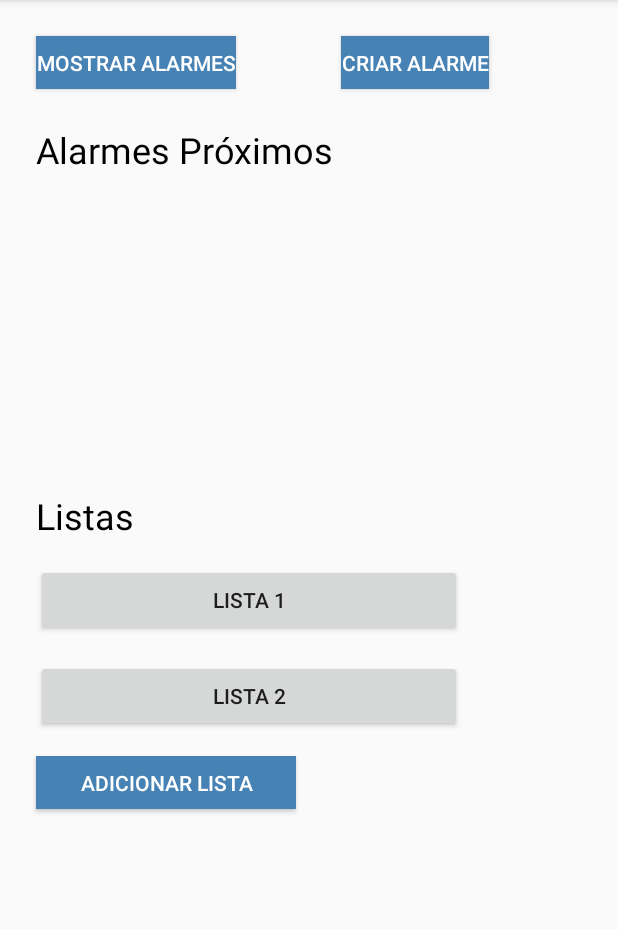
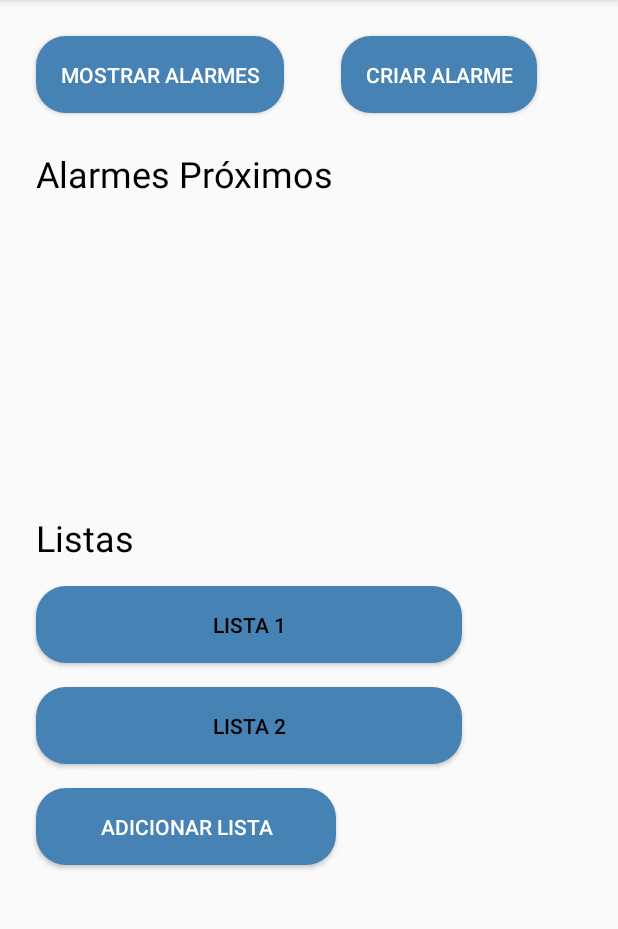
Before and after one commit to Miguel-Marmelete/IPC, an Android app: the screen it shows after launch (MainActivity), on a phone screen of 412 x 824 dp, the part 84-1013 px from its top. Run offline under Robolectric (Android 15) with nearby library versions, the phone set to English and light mode, and no system bars.

Commit message:
Buttons updated

```diff
--- a/TG2/RemindDo/app/src/main/java/com/example/reminddo/MainActivity.java
+++ b/TG2/RemindDo/app/src/main/java/com/example/reminddo/MainActivity.java
@@ -102,6 +102,11 @@ public class MainActivity extends AppCompatActivity {
         listaAlarmesView.clear();
     }
 
+    public void showAlarms(View view) {
+        deleteAlarmsTextView();
+        drawAlarms(listaAlarmes);
+    }
+
 
 
 
--- a/TG2/RemindDo/app/src/main/java/com/example/reminddo/ThirdActivity.java
+++ b/TG2/RemindDo/app/src/main/java/com/example/reminddo/ThirdActivity.java
@@ -53,13 +53,13 @@ public class ThirdActivity extends AppCompatActivity {
     }
     public void deleteAlarm(View view){
         AlertDialog.Builder builder = new AlertDialog.Builder(this);
-        builder.setTitle("Confirmation")
-                .setMessage("Are you sure you want to delete?")
-                .setPositiveButton("Yes", (dialog, which) -> {
+        builder.setTitle("Confirmação")
+                .setMessage("Deseja mesmo eliminar o Alarme?")
+                .setPositiveButton("Sim", (dialog, which) -> {
 
                     deleteItem();
                 })
-                .setNegativeButton("No", null)
+                .setNegativeButton("Não", null)
                 .show();
     }
 
--- /dev/null
+++ b/TG2/RemindDo/app/src/main/res/drawable/rounded_button.xml
@@ -0,0 +1,4 @@
+<shape xmlns:android="http://schemas.android.com/apk/res/android">
+    <solid android:color="@color/light_blue" />
+    <corners android:radius="20dp" />
+</shape>
--- a/TG2/RemindDo/app/src/main/res/layout/activity_main.xml
+++ b/TG2/RemindDo/app/src/main/res/layout/activity_main.xml
@@ -4,17 +4,17 @@
     xmlns:tools="http://schemas.android.com/tools"
     android:layout_width="match_parent"
     android:layout_height="match_parent"
-    tools:context=".MainActivity"
-    tools:ignore="MissingDefaultResource">
+    tools:context=".MainActivity">
 
     <Button
         android:id="@+id/create_list_btn"
-        android:background="@color/light_blue"
-        android:textColor="@color/white"
-        android:layout_width="173dp"
-        android:layout_height="35dp"
+        android:layout_width="200dp"
+        android:layout_height="wrap_content"
         android:layout_marginTop="16dp"
+        android:background="@drawable/rounded_button"
         android:text="@string/adicionar_lista"
+        android:textColor="@android:color/white"
+        android:padding="16dp"
         app:layout_constraintStart_toStartOf="@+id/lista_2"
         app:layout_constraintTop_toBottomOf="@+id/lista_2" />
 
@@ -23,7 +23,10 @@
         android:layout_width="0dp"
         android:layout_height="wrap_content"
         android:layout_marginTop="16dp"
+        android:background="@drawable/rounded_button"
         android:text="@string/lista_2"
+        android:textColor="@android:color/black"
+        android:padding="16dp"
         app:layout_constraintEnd_toEndOf="@+id/alarmes_scroll_view"
         app:layout_constraintHorizontal_bias="0.0"
         app:layout_constraintStart_toStartOf="@+id/alarmes_scroll_view"
@@ -43,12 +46,13 @@
     <Button
         android:id="@+id/criar_alarme_btn"
         android:layout_width="wrap_content"
-        android:layout_height="35dp"
+        android:layout_height="wrap_content"
         android:layout_marginEnd="16dp"
-        android:background="@color/light_blue"
+        android:background="@drawable/rounded_button"
         android:onClick="createAlarm"
         android:text="@string/criar_alarme"
-        android:textColor="@color/white"
+        android:textColor="@android:color/white"
+        android:padding="16dp"
         app:layout_constraintBottom_toBottomOf="@+id/mostrar_alarmes_btn"
         app:layout_constraintEnd_toEndOf="parent"
         app:layout_constraintStart_toEndOf="@+id/mostrar_alarmes_btn"
@@ -57,12 +61,14 @@
     <Button
         android:id="@+id/mostrar_alarmes_btn"
         android:layout_width="wrap_content"
-        android:layout_height="35dp"
+        android:layout_height="wrap_content"
         android:layout_marginStart="24dp"
         android:layout_marginTop="24dp"
-        android:background="@color/light_blue"
+        android:background="@drawable/rounded_button"
         android:text="@string/mostrar_alarmes"
-        android:textColor="@color/white"
+        android:onClick="showAlarms"
+        android:textColor="@android:color/white"
+        android:padding="16dp"
         app:layout_constraintStart_toStartOf="parent"
         app:layout_constraintTop_toTopOf="parent" />
 
@@ -98,8 +104,6 @@
             android:layout_width="match_parent"
             android:layout_height="wrap_content"
             android:orientation="vertical"
-
-
             />
     </ScrollView>
 
@@ -109,6 +113,9 @@
         android:layout_height="wrap_content"
         android:layout_marginTop="16dp"
         android:text="@string/lista_1"
+        android:background="@drawable/rounded_button"
+        android:textColor="@android:color/black"
+        android:padding="16dp"
         app:layout_constraintEnd_toEndOf="@+id/alarmes_scroll_view"
         app:layout_constraintStart_toStartOf="@+id/alarmes_scroll_view"
         app:layout_constraintTop_toBottomOf="@+id/listas_text_view" />
--- a/TG2/RemindDo/app/src/main/res/layout/third_activity.xml
+++ b/TG2/RemindDo/app/src/main/res/layout/third_activity.xml
@@ -10,7 +10,7 @@
         android:layout_width="wrap_content"
         android:layout_height="wrap_content"
         android:layout_marginTop="50dp"
-        android:text="Description:"
+        android:text="Descrição:"
         android:textColorHint="#000000"
         android:textSize="16sp"
         android:textStyle="bold"
```
